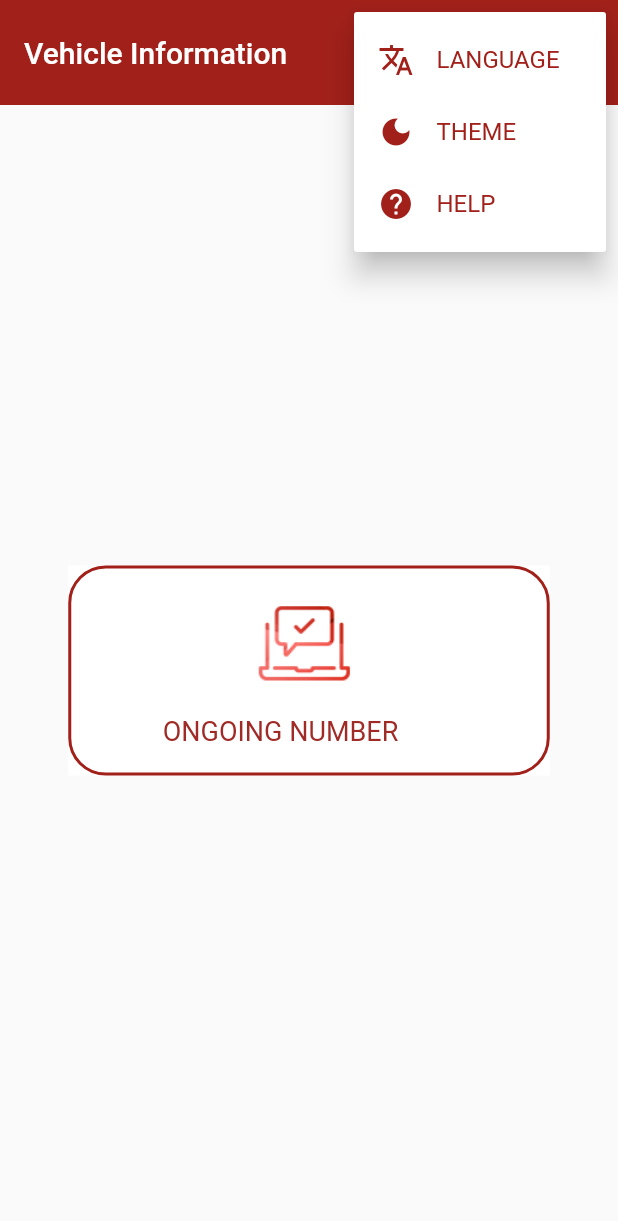
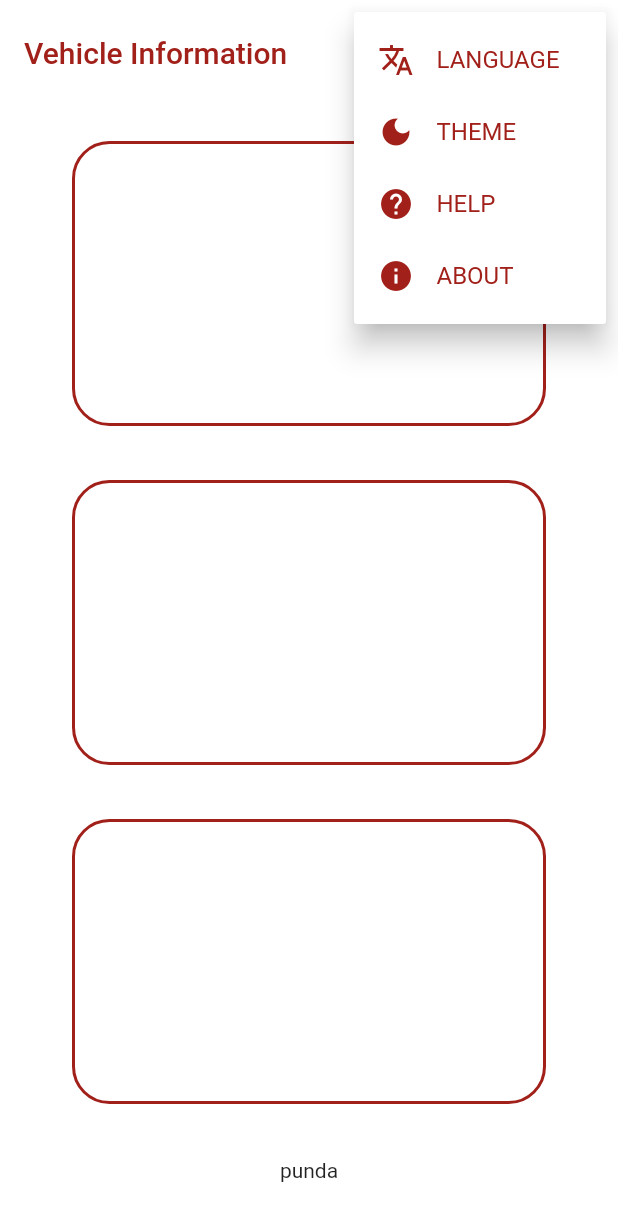
Before and after one commit to polroti/dmt_redesign, a Flutter app: the screen it shows after launch, after a tap on the "more vert" icon, on a phone screen of 412 x 824 dp. Shown: the top 1221 px of the screen. Run offline on Flutter 3.47's test engine with Material 2 defaults, Android fonts, the phone set to English and light mode, and no system bars; our stand-ins replace flutter_svg.

Commit message:
three box layout - for both light and dark. popup menu light and dark. about dialog.

```diff
--- a/lib/main.dart
+++ b/lib/main.dart
@@ -9,6 +9,8 @@ void main() {
 }
 
 class MyApp extends StatefulWidget {
+  const MyApp({Key? key}) : super(key: key);
+
  // const MyApp({Key? key}) : super(key: key);
 
   @override
--- a/lib/screens/home.dart
+++ b/lib/screens/home.dart
@@ -19,62 +19,54 @@ class _HomeWidgetState extends State<HomePage> {
             color: Theme.of(context).brightness == Brightness.dark
                 ? Colors.black
                 : Colors.white,
-            child: onGoingNumber()),
+            child: onGoingNumber(context)),
       ),
     );
   }
 }
 
-Widget onGoingNumber() {
+Widget onGoingNumber(BuildContext context) {
+  return Column(
+    mainAxisSize: MainAxisSize.max,
+    children: [
+      Expanded(
+          child: Padding(
+        padding: const EdgeInsetsDirectional.fromSTEB(0, 24, 0, 0),
+        child: Row(
+          mainAxisSize: MainAxisSize.max,
+          mainAxisAlignment: MainAxisAlignment.center,
+          children: [
+            Expanded(
+                child: Padding(
+              padding: const EdgeInsetsDirectional.fromSTEB(24, 0, 24, 36),
+              child: Column(
+                mainAxisSize: MainAxisSize.max,
+                children: [ongoingNumberWidget(context), ongoingNumberWidget(context),ongoingNumberWidget(context),Text('punda')],
+              ),
+            ))
+          ],
+        ),
+      ))
+    ],
+  );
+
   // Figma Flutter Generator Group28Widget - GROUP
-  return Container(
-      width: 321,
-      height: 140,
-      child: Stack(children: <Widget>[
-        Positioned(
-            top: 0,
-            left: 0,
+}
+
+Widget ongoingNumberWidget(BuildContext context) {
+  return Expanded(
+      child: Padding(
+
+    padding: EdgeInsetsDirectional.fromSTEB(24, 0, 24, 36),
     child: Container(
-                width: 321,
-                height: 140,
+
         decoration: BoxDecoration(
-                  borderRadius: BorderRadius.only(
-                    topLeft: Radius.circular(25),
-                    topRight: Radius.circular(25),
-                    bottomLeft: Radius.circular(25),
-                    bottomRight: Radius.circular(25),
-                  ),
-                  color: Color.fromRGBO(255, 255, 255, 1),
+      borderRadius: BorderRadius.circular(25),
+      color: Theme.of(context).brightness == Brightness.dark ? const Color.fromRGBO(161, 32, 26, 1) : const Color.fromRGBO(255, 255, 255, 1),
       border: Border.all(
-                    color: Color.fromRGBO(161, 32, 26, 1),
+        color: Theme.of(context).brightness == Brightness.dark ? Colors.white:  const Color.fromRGBO(161, 32, 26, 1),
         width: 2,
       ),
-                ))),
-        Positioned(
-            top: 23,
-            left: 123,
-            child: Container(
-                width: 68,
-                height: 57,
-                decoration: BoxDecoration(
-                  image: DecorationImage(
-                      image: AssetImage('assets/images/Image5.png'),
-                      fit: BoxFit.fitWidth),
-                ))),
-        Positioned(
-            top: 103,
-            left: 63,
-            child: Text(
-              'ONGOING NUMBER',
-              textAlign: TextAlign.center,
-              style: TextStyle(
-                  color: Color.fromRGBO(160, 42, 37, 1),
-                  fontFamily: 'Roboto',
-                  fontSize: 18,
-                  letterSpacing:
-                      0 /*percentages not used in flutter. defaulting to zero*/,
-                  fontWeight: FontWeight.normal,
-                  height: 1),
     )),
-      ]));
+  ));
 }
--- a/lib/ui-utils/appbar.dart
+++ b/lib/ui-utils/appbar.dart
@@ -1,27 +1,60 @@
 import 'package:dmt_redesign/ui-utils/config.dart';
 import 'package:flutter/material.dart';
 
-
-var menuItems = <String>['Language', 'Theme', 'Help'];
+var menuItems = <String>['Language', 'Theme', 'Help','About'];
 
 //light
 
 PreferredSizeWidget appBarLight(BuildContext context) {
   return AppBar(
     toolbarHeight: 70,
-    backgroundColor:
-         Theme.of(context).brightness == Brightness.dark  ? Colors.black : const Color.fromRGBO(161, 32, 26, 1),
+    backgroundColor: Theme.of(context).brightness == Brightness.dark
+        ? Colors.black
+        : Colors.white,
+    // const Color.fromRGBO(161, 32, 26, 1),
     elevation: 0,
-    title: const Text('Vehicle Information'),
+    title: Text(
+      'Vehicle Information',
+      style: TextStyle(
+        color: Theme.of(context).brightness == Brightness.dark
+            ? Colors.white
+            : const Color.fromRGBO(161, 32, 26, 1),
+      ),
+    ),
     actions: <Widget>[
       PopupMenuButton(
-         // onCanceled: () => print('cancelled'),
-          onSelected: onMenuItemSelect,
+          icon: Icon(
+            Icons.more_vert,
+            color: Theme.of(context).brightness == Brightness.dark
+                ? Colors.white
+                : const Color.fromRGBO(161, 32, 26, 1),
+          ),
+
+          // onCanceled: () => print('cancelled'),
+          onSelected: (item) {
+            switch (item) {
+              case 'Language':
+
+                break;
+
+              case 'Theme':
+                currentTheme.switchTheme();
+                break;
+
+              case 'Help':
+                print('Help');
+                break;
+
+              case 'About':
+              showAboutDialog(context: context,applicationName: 'Vehicle Information App', applicationVersion: 'dev',applicationIcon: Image.asset('assets/images/Image4.png',height: 50,width: 50,));
+                break;
+            }
+          },
           itemBuilder: (BuildContext context) {
             return menuItems.map((String choice) {
               return PopupMenuItem<String>(
                   child: Row(children: [
-                    getMenuItemIcon(choice,context),
+                    getMenuItemIcon(choice, context),
                     const SizedBox(
                       width: 15,
                     ),
@@ -47,7 +80,7 @@ Widget getMenuItemIcon(String choice, BuildContext context) {
     case 'Language':
       icon = Icon(
         Icons.translate,
-        color:  Theme.of(context).brightness == Brightness.dark
+        color: Theme.of(context).brightness == Brightness.dark
             ? Colors.white
             : const Color.fromRGBO(161, 32, 26, 1),
       );
@@ -65,7 +98,15 @@ Widget getMenuItemIcon(String choice, BuildContext context) {
     case 'Help':
       icon = Icon(
         Icons.help,
-        color:  Theme.of(context).brightness == Brightness.dark
+        color: Theme.of(context).brightness == Brightness.dark
+            ? Colors.white
+            : const Color.fromRGBO(161, 32, 26, 1),
+      );
+      break;
+      case 'About':
+      icon = Icon(
+        Icons.info,
+        color: Theme.of(context).brightness == Brightness.dark
             ? Colors.white
             : const Color.fromRGBO(161, 32, 26, 1),
       );
@@ -81,7 +122,7 @@ void onMenuItemSelect(item) {
       break;
 
     case 'Theme':
-     currentTheme.switchTheme();
+      currentTheme.switchTheme();
       break;
 
     case 'Help':
```
Lines whose indentation alone changed are shown as unchanged.
